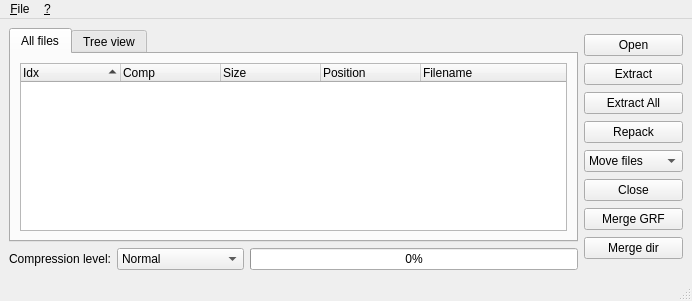
This is grfbuilder/MainWindow.ui in MagicalTux/grf as Qt 5 draws it before an edit. The edited form follows.
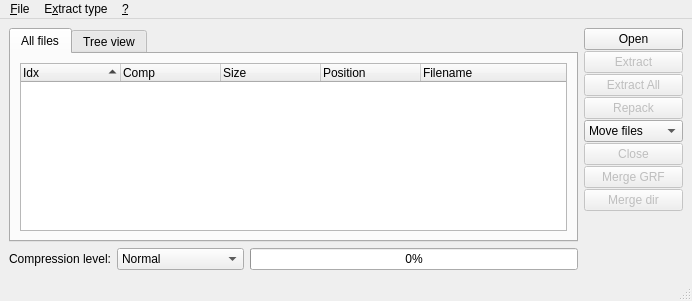
This is the edited form.

Diff of the .ui file:
```diff
--- a/grfbuilder/MainWindow.ui
+++ b/grfbuilder/MainWindow.ui
@@ -251,6 +251,9 @@
       </item>
       <item>
        <widget class="QPushButton" name="btn_extract" >
+        <property name="enabled" >
+         <bool>false</bool>
+        </property>
         <property name="text" >
          <string>Extract</string>
         </property>
@@ -258,6 +261,9 @@
       </item>
       <item>
        <widget class="QPushButton" name="btn_extractall" >
+        <property name="enabled" >
+         <bool>false</bool>
+        </property>
         <property name="text" >
          <string>Extract All</string>
         </property>
@@ -265,6 +271,9 @@
       </item>
       <item>
        <widget class="QPushButton" name="btn_repack" >
+        <property name="enabled" >
+         <bool>false</bool>
+        </property>
         <property name="text" >
          <string>Repack</string>
         </property>
@@ -291,6 +300,9 @@
       </item>
       <item>
        <widget class="QPushButton" name="btn_close" >
+        <property name="enabled" >
+         <bool>false</bool>
+        </property>
         <property name="text" >
          <string>Close</string>
         </property>
@@ -298,6 +310,9 @@
       </item>
       <item>
        <widget class="QPushButton" name="btn_mergegrf" >
+        <property name="enabled" >
+         <bool>false</bool>
+        </property>
         <property name="text" >
          <string>Merge GRF</string>
         </property>
@@ -305,11 +320,30 @@
       </item>
       <item>
        <widget class="QPushButton" name="btn_mergedir" >
+        <property name="enabled" >
+         <bool>false</bool>
+        </property>
         <property name="text" >
          <string>Merge dir</string>
         </property>
        </widget>
       </item>
+      <item>
+       <spacer>
+        <property name="orientation" >
+         <enum>Qt::Vertical</enum>
+        </property>
+        <property name="sizeType" >
+         <enum>QSizePolicy::Expanding</enum>
+        </property>
+        <property name="sizeHint" >
+         <size>
+          <width>20</width>
+          <height>40</height>
+         </size>
+        </property>
+       </spacer>
+      </item>
      </layout>
     </item>
    </layout>
@@ -329,6 +363,13 @@
     </property>
     <addaction name="actionAbout" />
    </widget>
+   <widget class="QMenu" name="menuExtract_type" >
+    <property name="title" >
+     <string>E&amp;xtract type</string>
+    </property>
+    <addaction name="actionUnicode" />
+    <addaction name="actionStandard" />
+   </widget>
    <widget class="QMenu" name="menuFile" >
     <property name="title" >
      <string>&amp;File</string>
@@ -351,6 +392,7 @@
     <addaction name="action_Quit" />
    </widget>
    <addaction name="menuFile" />
+   <addaction name="menuExtract_type" />
    <addaction name="menu" />
   </widget>
   <widget class="QStatusBar" name="statusbar" />
```
Left out of the diff: 49 changed lines with no effect on the pictures.
